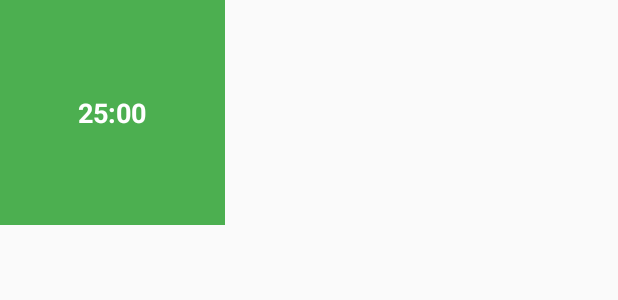
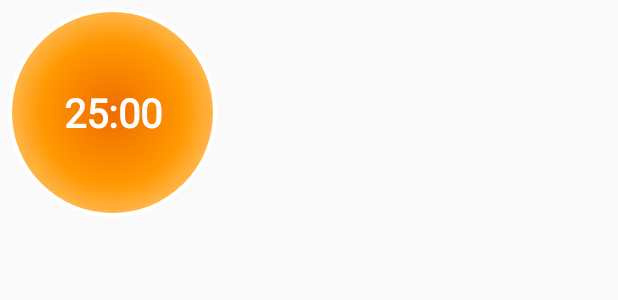
Before and after one commit to lijunjie2232/tomatime, an Android app built with Jetpack Compose: the layout floating_ball.xml on its own in the app's theme, with its tools: preview values and no code run, on a phone screen of 412 x 824 dp. Shown: the top 300 px of the screen. Run offline under Robolectric (Android 15) with nearby library versions, the phone set to English and light mode, and no system bars.

Commit message:
fix float window style

```diff
--- /dev/null
+++ b/app/src/main/java/jp/li/tomatime/FloatingBallView.kt
@@ -0,0 +1,112 @@
+package jp.li.tomatime
+
+import android.content.Context
+import android.graphics.Canvas
+import android.graphics.Color
+import android.graphics.Paint
+import android.graphics.RadialGradient
+import android.graphics.Shader
+import android.util.AttributeSet
+import android.view.View
+import kotlin.math.min
+
+class FloatingBallView @JvmOverloads constructor(
+    context: Context,
+    attrs: AttributeSet? = null,
+    defStyleAttr: Int = 0
+) : View(context, attrs, defStyleAttr) {
+
+    private var ballPaint = Paint(Paint.ANTI_ALIAS_FLAG)
+    private var textPaint = Paint(Paint.ANTI_ALIAS_FLAG)
+    private var gradientPaint = Paint(Paint.ANTI_ALIAS_FLAG)
+
+    private var radius = 0f
+    private var centerX = 0f
+    private var centerY = 0f
+    private var timeText = "25:00"
+    private var isRunning = false
+
+    init {
+        textPaint.textSize = 40f
+        textPaint.color = Color.WHITE
+        textPaint.textAlign = Paint.Align.CENTER
+        textPaint.isFakeBoldText = true
+    }
+
+    override fun onSizeChanged(w: Int, h: Int, oldw: Int, oldh: Int) {
+        super.onSizeChanged(w, h, oldw, oldh)
+        radius = min(width, height) / 2f - 10f
+        centerX = width / 2f
+        centerY = height / 2f
+
+        updateGradient()
+    }
+
+    private fun updateGradient() {
+        if (radius <= 0) return
+
+        // 创建从中心到边缘的径向渐变，边缘颜色更浅
+        val colors = if (isRunning) {
+            // 运行状态：加深的绿色渐变
+            intArrayOf(
+                Color.parseColor("#2E7D32"), // 中心颜色 - 更深的绿色
+                Color.parseColor("#4CAF50"), // 中间颜色 - 标准绿色
+                Color.parseColor("#81C784")  // 边缘颜色 - 浅绿色
+            )
+        } else {
+            // 暂停状态：加深的橙色渐变
+            intArrayOf(
+                Color.parseColor("#EF6C00"), // 中心颜色 - 更深的橙色
+                Color.parseColor("#FF9800"), // 中间颜色 - 标准橙色
+                Color.parseColor("#FFB74D")  // 边缘颜色 - 浅橙色
+            )
+        }
+
+        // 设置渐变位置
+        val positions = floatArrayOf(0f, 0.7f, 1f)
+
+        // 创建径向渐变
+        val gradient = RadialGradient(
+            centerX,
+            centerY,
+            radius,
+            colors,
+            positions,
+            Shader.TileMode.CLAMP
+        )
+
+        gradientPaint.shader = gradient
+    }
+
+    override fun onDraw(canvas: Canvas) {
+        super.onDraw(canvas)
+
+        // 绘制渐变背景
+        canvas.drawCircle(centerX, centerY, radius, gradientPaint)
+
+        // 绘制边框
+        val borderPaint = Paint(Paint.ANTI_ALIAS_FLAG)
+        borderPaint.style = Paint.Style.STROKE
+        borderPaint.strokeWidth = 4f
+        borderPaint.color = Color.WHITE
+        canvas.drawCircle(centerX, centerY, radius, borderPaint)
+
+        // 绘制时间文本
+        val fontMetrics = textPaint.fontMetrics
+        val textHeight = fontMetrics.bottom - fontMetrics.top
+        canvas.drawText(timeText, centerX, centerY + textHeight / 2 - fontMetrics.bottom, textPaint)
+    }
+
+    fun setTime(time: String) {
+        timeText = time
+        invalidate()
+    }
+
+    fun setState(running: Boolean) {
+        if (isRunning != running) {
+            isRunning = running
+            updateGradient()
+            invalidate()
+        }
+    }
+}
--- a/app/src/main/res/layout/floating_ball.xml
+++ b/app/src/main/res/layout/floating_ball.xml
@@ -1,18 +1,6 @@
 <?xml version="1.0" encoding="utf-8"?>
-<FrameLayout xmlns:android="http://schemas.android.com/apk/res/android"
+<jp.li.tomatime.FloatingBallView
+    xmlns:android="http://schemas.android.com/apk/res/android"
+    android:id="@+id/floating_ball_view"
     android:layout_width="150dp"
-    android:layout_height="150dp"
-    android:background="#4CAF50"
-    android:orientation="vertical">
-
-    <TextView
-        android:id="@+id/floating_ball_text"
-        android:layout_width="match_parent"
-        android:layout_height="match_parent"
-        android:gravity="center"
-        android:text="25:00"
-        android:textColor="#FFFFFF"
-        android:textSize="18sp"
-        android:textStyle="bold" />
-
-</FrameLayout>
+    android:layout_height="150dp" />
```
Also changed, not shown: app/src/main/java/jp/li/tomatime/FloatingBallService.kt (+15 -21 lines).
